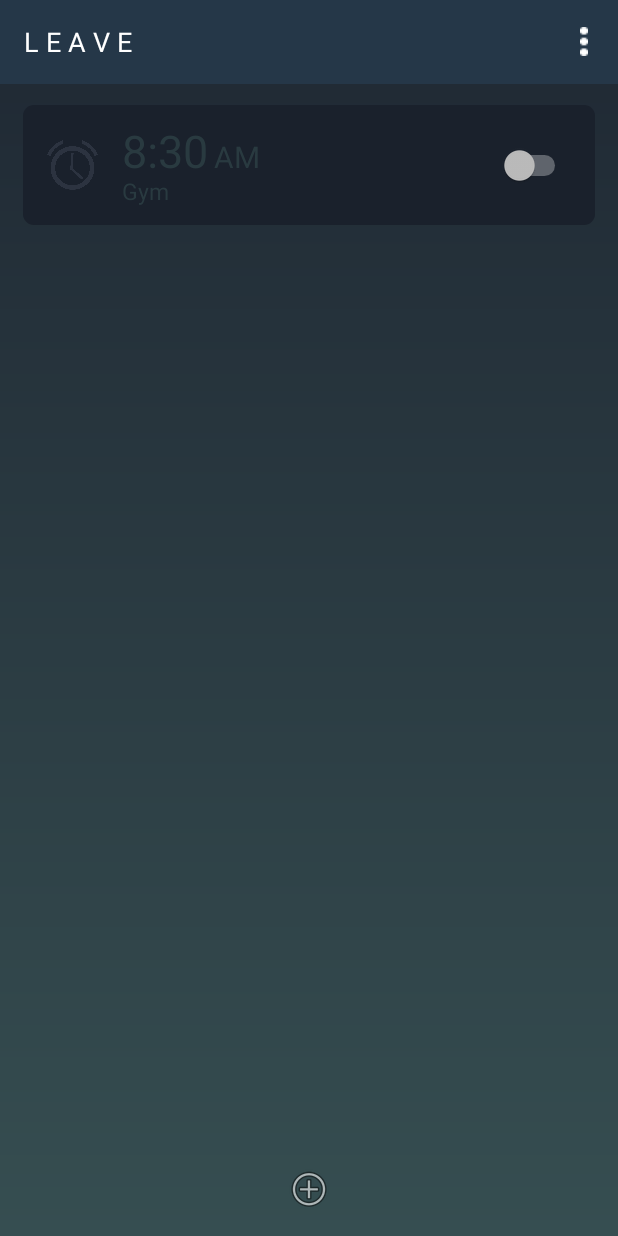
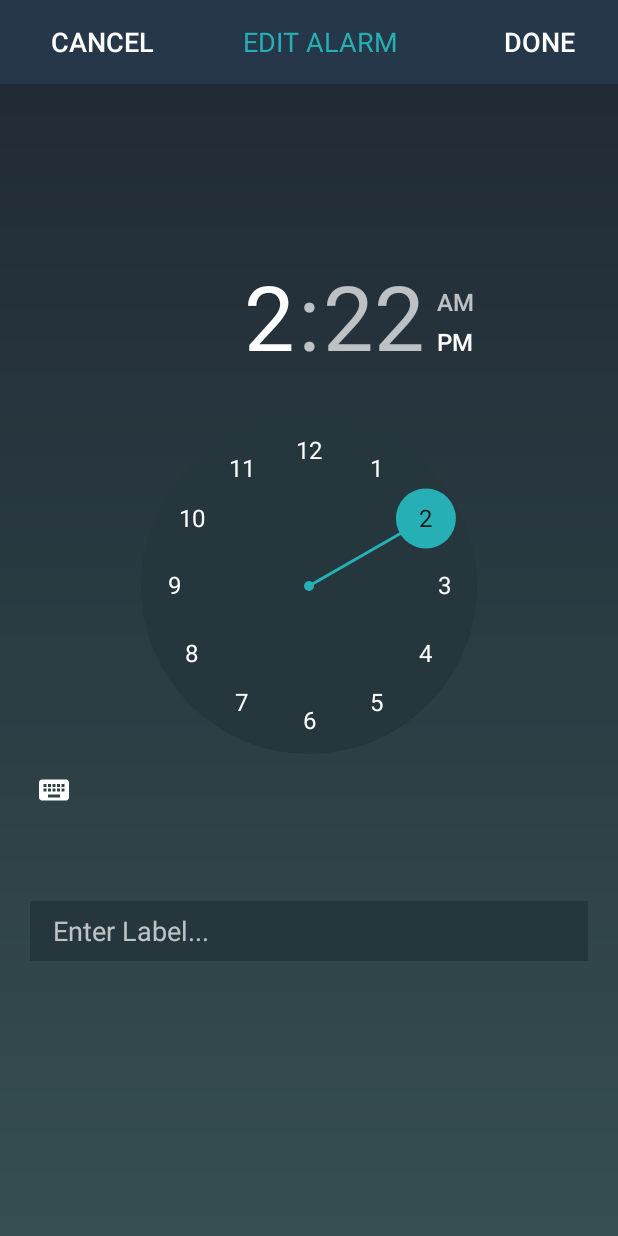
Before and after one commit to ThomasMChen/leave, an Android app: the screen it shows after launch (MainActivity before the commit, ClockActivity after it), after a tap on an icon or button, on a phone screen of 412 x 824 dp. Run offline under Robolectric (Android 15) with nearby library versions, the phone set to English and light mode, and no system bars.

Commit message:
Implement Navigation
Implemented navigation between activities.

```diff
--- a/app/src/main/java/org/thomaschen/leave/ClockActivity.java
+++ b/app/src/main/java/org/thomaschen/leave/ClockActivity.java
@@ -1,7 +1,10 @@
 package org.thomaschen.leave;
 
+import android.content.Intent;
 import android.support.v7.app.AppCompatActivity;
 import android.os.Bundle;
+import android.view.View;
+import android.widget.Button;
 
 public class ClockActivity extends AppCompatActivity {
 
@@ -9,5 +12,24 @@ public class ClockActivity extends AppCompatActivity {
     protected void onCreate(Bundle savedInstanceState) {
         super.onCreate(savedInstanceState);
         setContentView(R.layout.activity_clock);
+
+        Button doneBtn = (Button) findViewById(R.id.btnDone);
+        Button cancelBtn = (Button) findViewById(R.id.btnCancel);
+
+        cancelBtn.setOnClickListener(new View.OnClickListener() {
+            @Override
+            public void onClick(View v) {
+                onBackPressed();
+            }
+        });
+
+        doneBtn.setOnClickListener(new View.OnClickListener() {
+            @Override
+            public void onClick(View v) {
+                Intent i = new Intent(ClockActivity.this, MapActivity.class);
+                startActivityForResult(i, 1);
+            }
+        });
+
     }
 }
--- a/app/src/main/java/org/thomaschen/leave/MainActivity.java
+++ b/app/src/main/java/org/thomaschen/leave/MainActivity.java
@@ -1,14 +1,19 @@
 package org.thomaschen.leave;
 
+import android.content.DialogInterface;
 import android.content.Intent;
 import android.support.constraint.ConstraintLayout;
+import android.support.v7.app.AlertDialog;
 import android.support.v7.app.AppCompatActivity;
 import android.os.Bundle;
+import android.text.InputType;
 import android.view.View;
 import android.widget.Button;
 import android.widget.CompoundButton;
+import android.widget.EditText;
 import android.widget.ImageButton;
 import android.widget.Switch;
+import android.widget.TextClock;
 import android.widget.TextView;
 import android.widget.Toast;
 
@@ -37,7 +42,8 @@ public class MainActivity extends AppCompatActivity {
         addBtn.setOnClickListener(new View.OnClickListener() {
             @Override
             public void onClick(View v) {
-
+                Intent i = new Intent(MainActivity.this, ClockActivity.class);
+                startActivityForResult(i, 1);
             }
         });
 
@@ -51,6 +57,10 @@ public class MainActivity extends AppCompatActivity {
                         if (alarm.getChildAt(i) instanceof TextView) {
                             ((TextView) alarm.getChildAt(i)).setTextColor(getResources().getColor(R.color.subduedTextColor));
                         }
+
+                        if (alarm.getChildAt(i) instanceof TextClock) {
+                            ((TextClock) alarm.getChildAt(i)).setTextColor(getResources().getColor(R.color.subduedTextColor));
+                        }
                     }
 
                 } else {
@@ -58,11 +68,26 @@ public class MainActivity extends AppCompatActivity {
                         if (alarm.getChildAt(i) instanceof TextView) {
                             ((TextView) alarm.getChildAt(i)).setTextColor(getResources().getColor(R.color.white));
                         }
+
+                        if (alarm.getChildAt(i) instanceof TextClock) {
+                            ((TextClock) alarm.getChildAt(i)).setTextColor(getResources().getColor(R.color.white));
+                        }
                     }
                 }
 
             }
         });
 
+        ConstraintLayout alarm = (ConstraintLayout) switchBtn.getParent();
+
+        alarm.setOnLongClickListener(new View.OnLongClickListener() {
+            @Override
+            public boolean onLongClick(View v) {
+
+
+                return true;
+            }
+        });
+
     }
 }
--- a/app/src/main/res/layout/activity_clock.xml
+++ b/app/src/main/res/layout/activity_clock.xml
@@ -17,6 +17,11 @@
         android:layout_height="wrap_content"
         android:layout_marginBottom="15dp">
 
+        <LinearLayout
+            android:orientation="horizontal"
+            android:layout_width="match_parent"
+            android:layout_height="match_parent"
+            android:weightSum="4">
 
             <Button
                 android:layout_width="wrap_content"
@@ -26,7 +31,8 @@
                 android:id="@+id/btnCancel"
                 android:textAllCaps="true"
                 android:textColor="?android:attr/textColorPrimary"
-            android:background="@color/transparent" />
+                android:background="@color/transparent"
+                android:layout_weight="1" />
 
             <TextView
                 android:layout_width="wrap_content"
@@ -39,8 +45,10 @@
                 android:layout_marginBottom="16dp"
                 android:layout_alignBottom="@+id/toolbar"
                 android:layout_centerHorizontal="true"
-            android:paddingLeft="50dp"
-            android:paddingRight="50dp" />
+                android:paddingLeft="25dp"
+                android:paddingRight="25dp"
+                android:layout_weight="2"
+                android:textAlignment="center" />
 
 
             <Button
@@ -51,9 +59,15 @@
                 android:id="@+id/btnDone"
                 android:textAllCaps="true"
                 android:textColor="?android:attr/textColorPrimary"
-            android:background="@color/transparent" />
+                android:background="@color/transparent"
+                android:layout_weight="1" />
+
+        </LinearLayout>
+
+
 
     </android.support.v7.widget.Toolbar>
+
 
     <LinearLayout
         android:orientation="vertical"
@@ -78,14 +92,13 @@
             android:ems="10"
             android:layout_marginRight="20dp"
             android:id="@+id/etextLabel"
-            android:hint="ENTER LABEL"
             android:layout_alignParentRight="false"
             android:layout_alignParentEnd="false"
             android:background="@color/colorPrimary"
             android:layout_marginLeft="20dp"
             android:layout_marginTop="50dp"
             android:layout_marginBottom="20dp"
-            android:text="Enter Label..."
+            android:hint="Enter Label..."
             android:textColor="@color/white"
             android:textSize="18sp"
             android:paddingLeft="15dp"
--- a/app/src/main/res/layout/activity_main.xml
+++ b/app/src/main/res/layout/activity_main.xml
@@ -58,8 +58,21 @@
             android:layout_height="80dp"
             android:gravity="center_vertical"
             android:id="@+id/alarm1"
-            android:layout_marginBottom="15dp">
+            android:layout_marginBottom="15dp"
+            android:longClickable="true">
 
+
+            <TextClock
+                android:layout_width="wrap_content"
+                android:layout_height="wrap_content"
+                android:id="@+id/textClock"
+                android:textSize="24sp"
+                android:textColor="@color/subduedTextColor"
+                android:layout_marginTop="16dp"
+                app:layout_constraintTop_toTopOf="parent"
+                android:layout_marginStart="16dp"
+                app:layout_constraintLeft_toRightOf="@+id/imgAlarm"
+                android:layout_marginLeft="16dp" />
 
             <ImageView
                 app:srcCompat="@drawable/alarmicon"
@@ -73,19 +86,6 @@
                 android:layout_height="33dp" />
 
             <TextView
-                android:text="8:30"
-                android:layout_width="wrap_content"
-                android:layout_height="wrap_content"
-                android:id="@+id/numTime"
-                android:textColor="@color/subduedTextColor"
-                android:textSize="30sp"
-                android:layout_marginStart="16dp"
-                app:layout_constraintLeft_toRightOf="@+id/imgAlarm"
-                android:layout_marginLeft="16dp"
-                android:layout_marginTop="10dp"
-                app:layout_constraintTop_toTopOf="parent" />
-
-            <TextView
                 android:text="Gym"
                 android:layout_width="wrap_content"
                 android:layout_height="wrap_content"
@@ -96,23 +96,10 @@
                 tools:layout_conversion_absoluteY="116dp"
                 tools:layout_conversion_absoluteWidth="40dp"
                 tools:layout_conversion_absoluteHeight="24dp"
-                app:layout_constraintTop_toBottomOf="@+id/numTime"
                 app:layout_constraintBottom_toBottomOf="parent"
                 android:layout_marginBottom="16dp"
-                app:layout_constraintLeft_toLeftOf="@+id/numTime" />
+                app:layout_constraintLeft_toLeftOf="@+id/textClock" />
 
-
-            <TextView
-                android:text="AM"
-                android:layout_height="wrap_content"
-                android:id="@+id/timePeriodText"
-                android:textColor="@color/subduedTextColor"
-                android:textSize="20sp"
-                android:layout_width="wrap_content"
-                app:layout_constraintBaseline_toBaselineOf="@+id/numTime"
-                app:layout_constraintLeft_toRightOf="@+id/numTime"
-                android:layout_marginStart="4dp"
-                android:layout_marginLeft="4dp" />
 
             <Switch
                 android:layout_width="wrap_content"
```
Also changed, not shown: app/src/main/java/org/thomaschen/leave/MapActivity.java (+13 -0 lines), app/src/main/res/layout/activity_map.xml (+13 -2 lines). Lines whose indentation alone changed are shown as unchanged.
